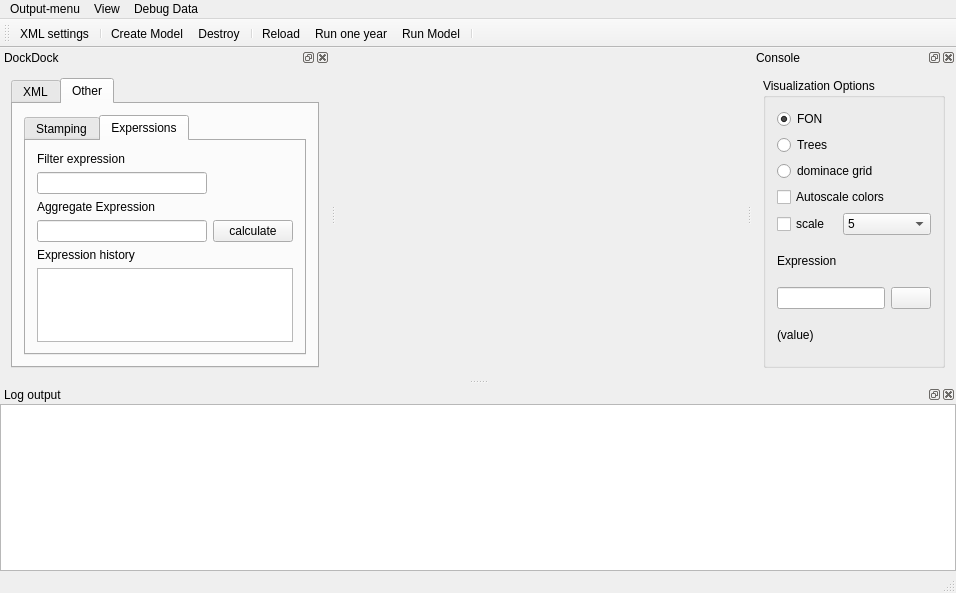
edfm-tum/iland-model, file src/iland/mainwindow.ui: the form before one commit.
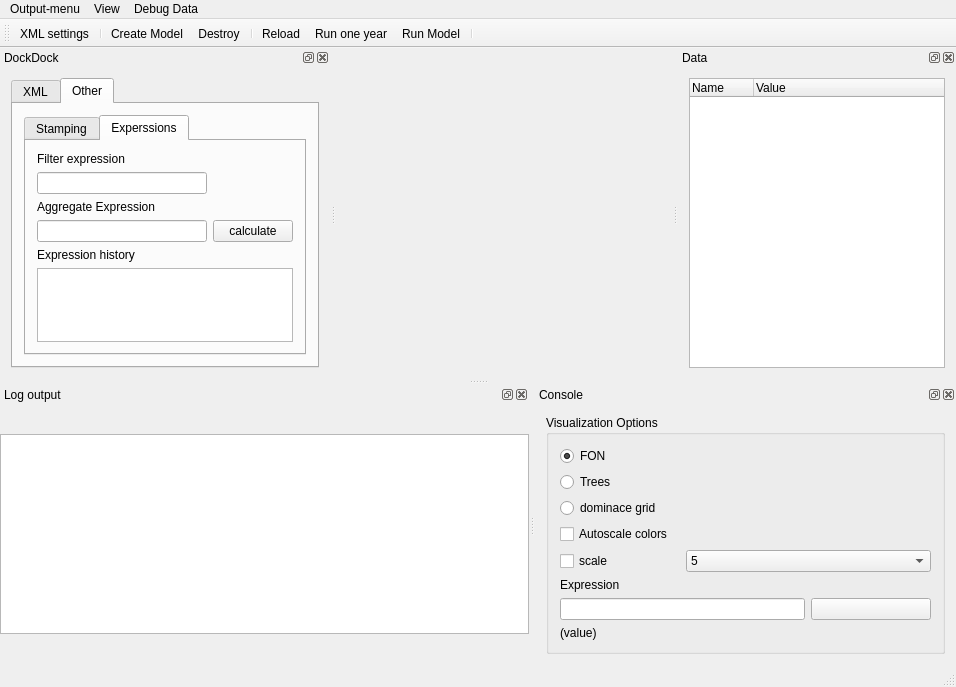
The form after the commit. Icons and pictures are not drawn. Custom widgets are drawn as their Qt base class.

Commit message: - drawing GUI in MainWindow - "Opacity" of tree crowns as a function of leafarea (and crown area; crown radius is stored in LIP-stamp).

Patch:
```diff
--- a/src/iland/mainwindow.ui
+++ b/src/iland/mainwindow.ui
@@ -18,7 +18,7 @@
     <normaloff>:/icon4.png</normaloff>:/icon4.png</iconset>
   </property>
   <widget class="QWidget" name="centralWidget">
-   <layout class="QVBoxLayout" name="verticalLayout_6">
+   <layout class="QHBoxLayout" name="horizontalLayout_2">
     <property name="margin">
      <number>0</number>
     </property>
@@ -407,7 +407,7 @@
     <string>Console</string>
    </property>
    <attribute name="dockWidgetArea">
-    <number>2</number>
+    <number>8</number>
    </attribute>
    <widget class="QWidget" name="dockWidgetContents_2">
     <layout class="QVBoxLayout" name="verticalLayout_4">
@@ -544,6 +544,41 @@
     </layout>
    </widget>
   </widget>
+  <widget class="QDockWidget" name="dockModelDrill">
+   <property name="floating">
+    <bool>false</bool>
+   </property>
+   <property name="windowTitle">
+    <string>Data</string>
+   </property>
+   <attribute name="dockWidgetArea">
+    <number>2</number>
+   </attribute>
+   <widget class="QWidget" name="dockWidgetContents_4">
+    <layout class="QVBoxLayout" name="verticalLayout_6">
+     <item>
+      <widget class="QTreeWidget" name="dataTree">
+       <attribute name="headerDefaultSectionSize">
+        <number>64</number>
+       </attribute>
+       <attribute name="headerDefaultSectionSize">
+        <number>64</number>
+       </attribute>
+       <column>
+        <property name="text">
+         <string>Name</string>
+        </property>
+       </column>
+       <column>
+        <property name="text">
+         <string>Value</string>
+        </property>
+       </column>
+      </widget>
+     </item>
+    </layout>
+   </widget>
+  </widget>
   <action name="actionEdit_XML_settings">
    <property name="icon">
     <iconset>
```
Left out of the diff: 2 changed lines with no effect on the pictures. The commit also changes 9 other files.
